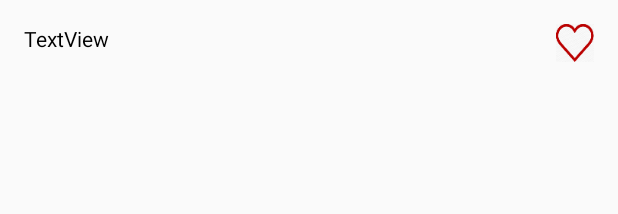
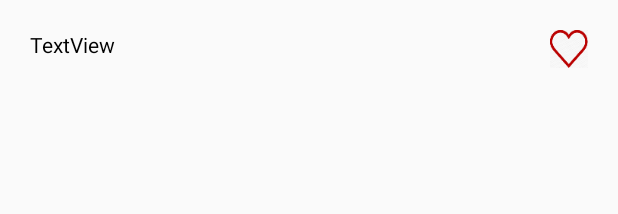
Before and after one commit to wasimreza08/News, an Android app: the layout news_item.xml on its own in the app's theme, with its tools: preview values and no code run, on a phone screen of 412 x 824 dp. Shown: the top 214 px of the screen. Run offline under Robolectric (Android 15) with nearby library versions, the phone set to English and light mode, and no system bars.

```diff
--- a/app/src/main/java/all/newspapers/news/fragments/MagazineFragment.java
+++ b/app/src/main/java/all/newspapers/news/fragments/MagazineFragment.java
@@ -1,6 +1,7 @@
 package all.newspapers.news.fragments;
 
 import com.google.firebase.database.DatabaseReference;
+import com.google.firebase.database.FirebaseDatabase;
 import com.google.firebase.database.Query;
 
 /**
@@ -9,8 +10,8 @@ import com.google.firebase.database.Query;
 
 public class MagazineFragment extends NewsBaseFragment {
     @Override
-    public Query getQuery(DatabaseReference databaseReference) {
-        Query recentPostsQuery = databaseReference.child("news");
+    public Query getQuery(FirebaseDatabase databaseReference) {
+        Query recentPostsQuery = databaseReference.getReference("news").orderByChild("type").equalTo("magazine");
         return recentPostsQuery;
     }
 }
--- a/app/src/main/java/all/newspapers/news/fragments/NewsFragment.java
+++ b/app/src/main/java/all/newspapers/news/fragments/NewsFragment.java
@@ -1,6 +1,7 @@
 package all.newspapers.news.fragments;
 
 import com.google.firebase.database.DatabaseReference;
+import com.google.firebase.database.FirebaseDatabase;
 import com.google.firebase.database.Query;
 
 /**
@@ -9,8 +10,9 @@ import com.google.firebase.database.Query;
 
 public class NewsFragment extends NewsBaseFragment {
     @Override
-    public Query getQuery(DatabaseReference databaseReference) {
-        Query recentPostsQuery = databaseReference.child("news");
+    public Query getQuery(FirebaseDatabase databaseReference) {
+        Query recentPostsQuery = databaseReference.getReference("news").orderByChild("type").equalTo("newspaper");
         return recentPostsQuery;
     }
+
 }
--- a/app/src/main/res/layout/activity_main.xml
+++ b/app/src/main/res/layout/activity_main.xml
@@ -24,7 +24,7 @@
                 android:layout_width="match_parent"
                 android:layout_height="?attr/actionBarSize"
                 android:background="?attr/colorPrimary"
-                app:layout_scrollFlags="scroll|enterAlways"
+
                 app:popupTheme="@style/ThemeOverlay.AppCompat.Light" />
 
         </android.support.design.widget.AppBarLayout>
--- a/app/src/main/res/layout/home_fragment.xml
+++ b/app/src/main/res/layout/home_fragment.xml
@@ -9,7 +9,6 @@
         android:layout_width="match_parent"
         android:layout_height="wrap_content"
         android:theme="@style/AppTheme.AppBarOverlay">
-
         <include layout="@layout/fragment_container" />
 
     </android.support.design.widget.AppBarLayout>
--- a/app/src/main/res/layout/news_item.xml
+++ b/app/src/main/res/layout/news_item.xml
@@ -4,13 +4,14 @@
     android:layout_width="match_parent"
     android:layout_height="wrap_content"
     android:orientation="vertical"
-    android:layout_margin="@dimen/activity_horizontal_margin">
+    android:layout_margin="20dp">
 
     <RelativeLayout
         android:id="@+id/full_item"
         android:layout_width="match_parent"
         android:layout_height="wrap_content"
-        android:orientation="horizontal">
+        android:orientation="horizontal"
+        android:layout_gravity="center_vertical">
 
         <TextView
             android:id="@+id/newsTitle"
```
Also changed, not shown: app/src/main/java/all/newspapers/news/fragments/NewsBaseFragment.java (+7 -6 lines), app/src/main/res/layout/news_base_fragment.xml (+2 -11 lines), gradle/wrapper/gradle-wrapper.properties.
